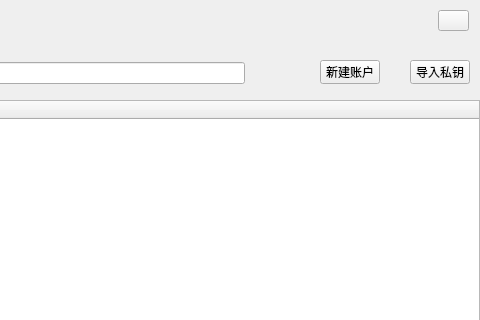
The window that ChainIDE/custom/AccountWidgetUB.ui (HcashOrg/HX-IDE) describes before a commit, drawn with Qt 5; both pictures show x 120 to 600 and y 0 to 320 of the 600 by 401 pixel window.
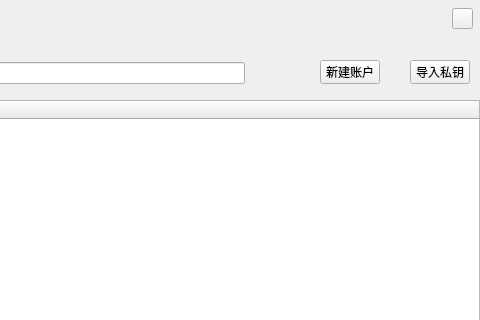
The same window after the commit.

The edit to the form file:
```diff
--- a/ChainIDE/custom/AccountWidgetUB.ui
+++ b/ChainIDE/custom/AccountWidgetUB.ui
@@ -102,9 +102,9 @@
   <widget class="QToolButton" name="closeBtn">
    <property name="geometry">
     <rect>
-     <x>558</x>
-     <y>10</y>
-     <width>31</width>
+     <x>572</x>
+     <y>8</y>
+     <width>21</width>
      <height>21</height>
     </rect>
    </property>
```
